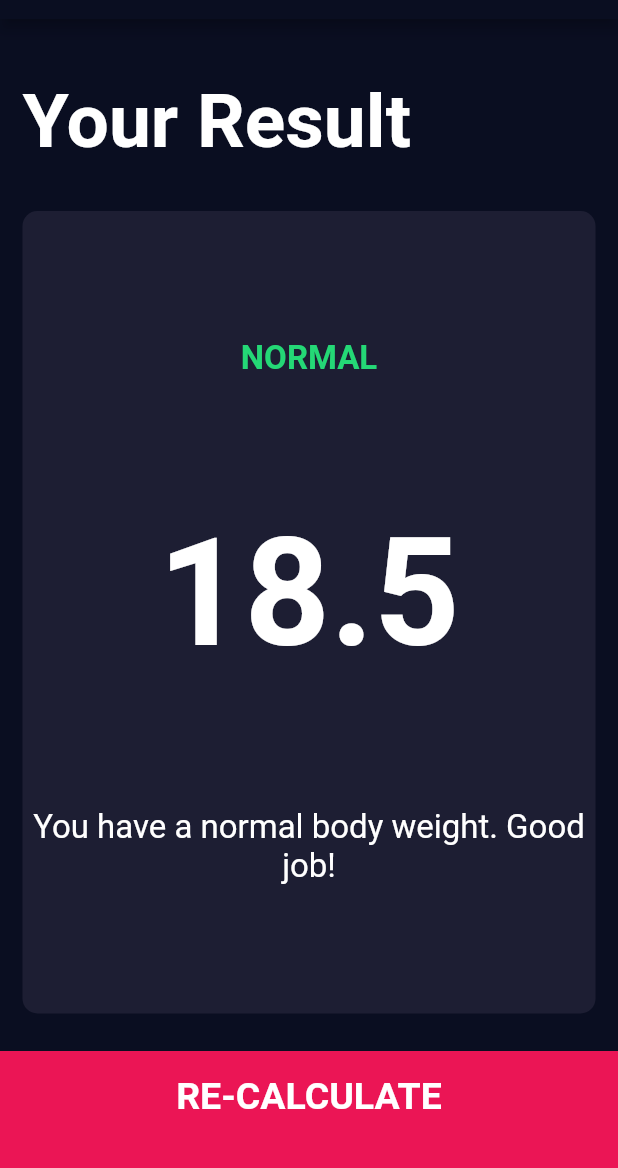
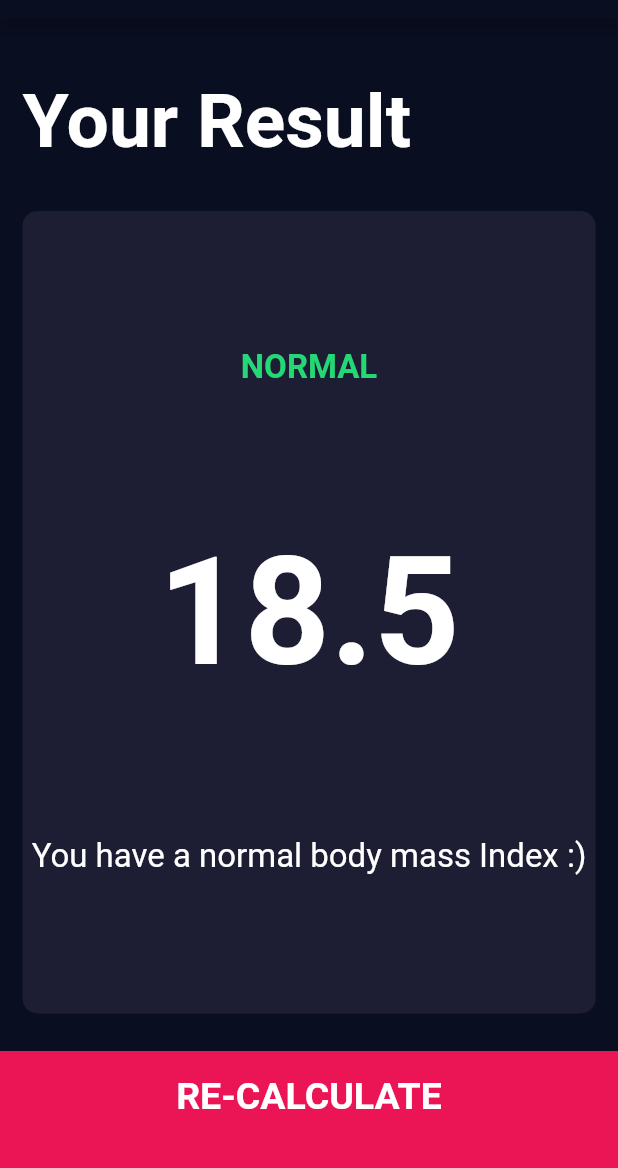
Before and after one commit to SAMYAK99/BMI_Calculator, a Flutter app: the screen it shows after launch, after a tap on "CALCULATE", on a phone screen of 412 x 824 dp, the part 65-1233 px from its top. Run offline on Flutter 3.47's test engine with Material 2 defaults, Android fonts, the phone set to English and light mode, and no system bars; our stand-ins replace font_awesome_flutter.

Commit message:
Update calculate_brain.dart

```diff
--- a/lib/calculate_brain.dart
+++ b/lib/calculate_brain.dart
@@ -27,9 +27,9 @@ class CalculatorBrain {
     if (_bmi >= 25) {
       return 'You have a higher than Body Mass Index than a normal Person ';
     } else if (_bmi >= 18.5) {
-      return 'You have a normal body weight. Good job!';
+      return 'You have a normal body mass Index :) ';
     } else {
-      return 'You have a lower than normal body weight. You can eat a bit more.';
+      return 'You have a lower Body Mass Index ';
     }
   }
 }
```
